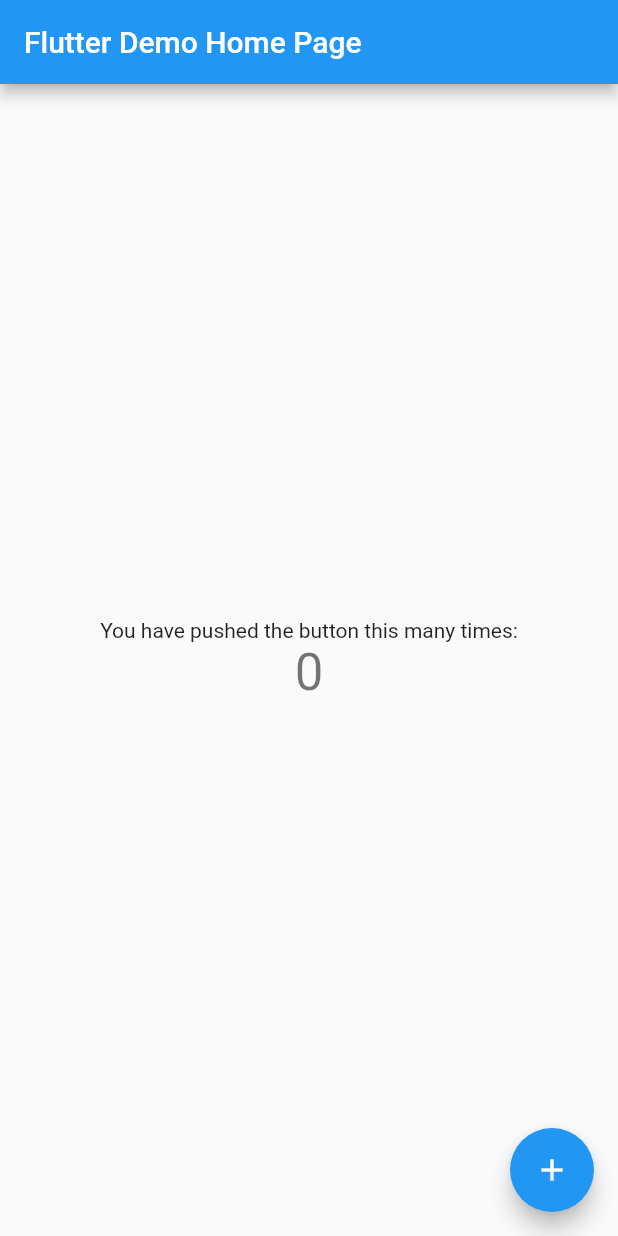
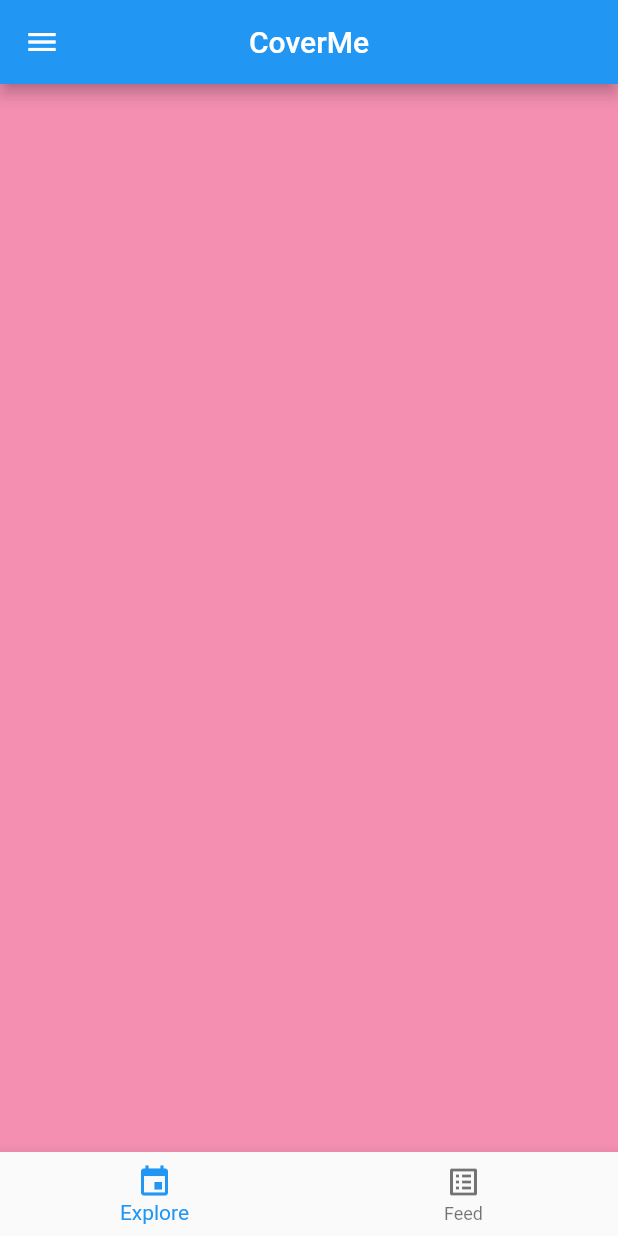
Before and after one commit to App-CoverMe/app, a Flutter app: the screen it shows after launch, on a phone screen of 412 x 824 dp. Run offline on Flutter 3.47's test engine with Material 2 defaults, Android fonts, the phone set to English and light mode, and no system bars.

Commit message:
main: [add] basic structure
	- drawer and bottom navigation

```diff
--- a/lib/main.dart
+++ b/lib/main.dart
@@ -1,113 +1,61 @@
 import 'package:flutter/material.dart';
 
 void main() {
-  runApp(MyApp());
+  runApp(App());
 }
 
-class MyApp extends StatelessWidget {
-  // This widget is the root of your application.
+class App extends StatelessWidget {
   @override
   Widget build(BuildContext context) {
     return MaterialApp(
-      title: 'Flutter Demo',
+      title: 'CoverMe',
       theme: ThemeData(
-        // This is the theme of your application.
-        //
-        // Try running your application with "flutter run". You'll see the
-        // application has a blue toolbar. Then, without quitting the app, try
-        // changing the primarySwatch below to Colors.green and then invoke
-        // "hot reload" (press "r" in the console where you ran "flutter run",
-        // or simply save your changes to "hot reload" in a Flutter IDE).
-        // Notice that the counter didn't reset back to zero; the application
-        // is not restarted.
         primarySwatch: Colors.blue,
       ),
-      home: MyHomePage(title: 'Flutter Demo Home Page'),
+      home: Home(),
     );
   }
 }
 
-class MyHomePage extends StatefulWidget {
-  MyHomePage({Key key, this.title}) : super(key: key);
-
-  // This widget is the home page of your application. It is stateful, meaning
-  // that it has a State object (defined below) that contains fields that affect
-  // how it looks.
-
-  // This class is the configuration for the state. It holds the values (in this
-  // case the title) provided by the parent (in this case the App widget) and
-  // used by the build method of the State. Fields in a Widget subclass are
-  // always marked "final".
-
-  final String title;
-
+class Home extends StatefulWidget {
   @override
-  _MyHomePageState createState() => _MyHomePageState();
+  _HomeState createState() => _HomeState();
 }
 
-class _MyHomePageState extends State<MyHomePage> {
-  int _counter = 0;
-
-  void _incrementCounter() {
-    setState(() {
-      // This call to setState tells the Flutter framework that something has
-      // changed in this State, which causes it to rerun the build method below
-      // so that the display can reflect the updated values. If we changed
-      // _counter without calling setState(), then the build method would not be
-      // called again, and so nothing would appear to happen.
-      _counter++;
-    });
-  }
+class _HomeState extends State<Home> {
+  int _currentTabIndex = 0;
+  GlobalKey<ScaffoldState> _rootScaffold = GlobalKey<ScaffoldState>();
 
   @override
   Widget build(BuildContext context) {
-    // This method is rerun every time setState is called, for instance as done
-    // by the _incrementCounter method above.
-    //
-    // The Flutter framework has been optimized to make rerunning build methods
-    // fast, so that you can just rebuild anything that needs updating rather
-    // than having to individually change instances of widgets.
     return Scaffold(
+      key: _rootScaffold,
       appBar: AppBar(
-        // Here we take the value from the MyHomePage object that was created by
-        // the App.build method, and use it to set our appbar title.
-        title: Text(widget.title),
+        leading: GestureDetector(
+          onTap: () => _rootScaffold.currentState.openDrawer(),
+          child: Icon(Icons.menu),
+        ),
+        title: Text('CoverMe'),
+        centerTitle: true,
       ),
-      body: Center(
-        // Center is a layout widget. It takes a single child and positions it
-        // in the middle of the parent.
-        child: Column(
-          // Column is also a layout widget. It takes a list of children and
-          // arranges them vertically. By default, it sizes itself to fit its
-          // children horizontally, and tries to be as tall as its parent.
-          //
-          // Invoke "debug painting" (press "p" in the console, choose the
-          // "Toggle Debug Paint" action from the Flutter Inspector in Android
-          // Studio, or the "Toggle Debug Paint" command in Visual Studio Code)
-          // to see the wireframe for each widget.
-          //
-          // Column has various properties to control how it sizes itself and
-          // how it positions its children. Here we use mainAxisAlignment to
-          // center the children vertically; the main axis here is the vertical
-          // axis because Columns are vertical (the cross axis would be
-          // horizontal).
-          mainAxisAlignment: MainAxisAlignment.center,
-          children: <Widget>[
-            Text(
-              'You have pushed the button this many times:',
-            ),
-            Text(
-              '$_counter',
-              style: Theme.of(context).textTheme.headline4,
-            ),
-          ],
-        ),
+      drawer: Drawer(),
+      body: _currentTabIndex == 0
+          ? Container(color: Colors.pink[200])
+          : Container(color: Colors.green[200]),
+      bottomNavigationBar: BottomNavigationBar(
+        currentIndex: _currentTabIndex,
+        items: [
+          BottomNavigationBarItem(
+            icon: Icon(Icons.event),
+            label: 'Explore',
+          ),
+          BottomNavigationBarItem(
+            icon: Icon(Icons.list_alt),
+            label: 'Feed',
+          )
+        ],
+        onTap: (index) => setState(() => _currentTabIndex = index),
       ),
-      floatingActionButton: FloatingActionButton(
-        onPressed: _incrementCounter,
-        tooltip: 'Increment',
-        child: Icon(Icons.add),
-      ), // This trailing comma makes auto-formatting nicer for build methods.
     );
   }
 }
```
Also changed, not shown: 2 other files.
